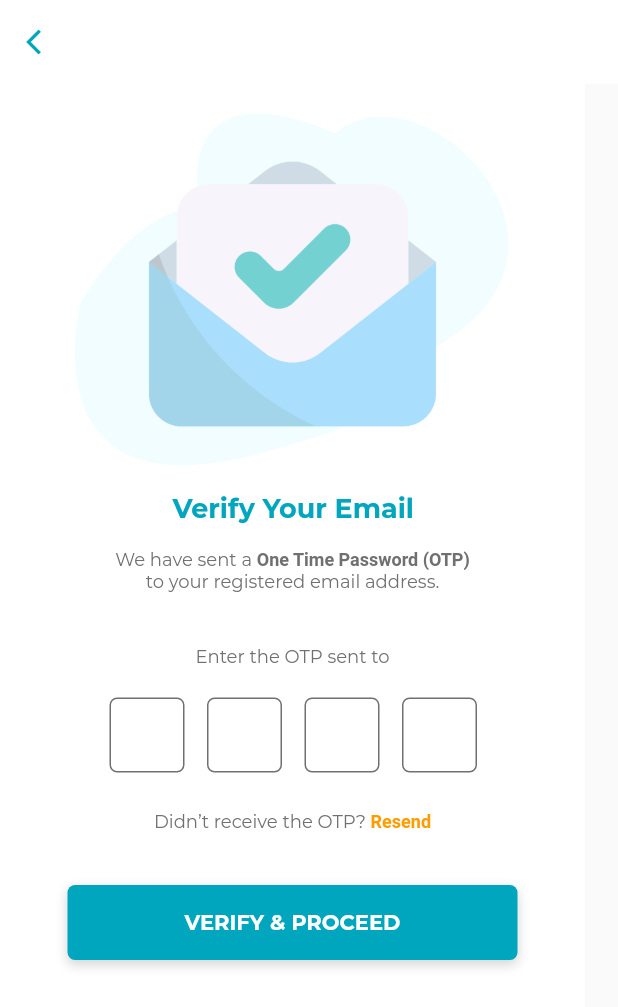
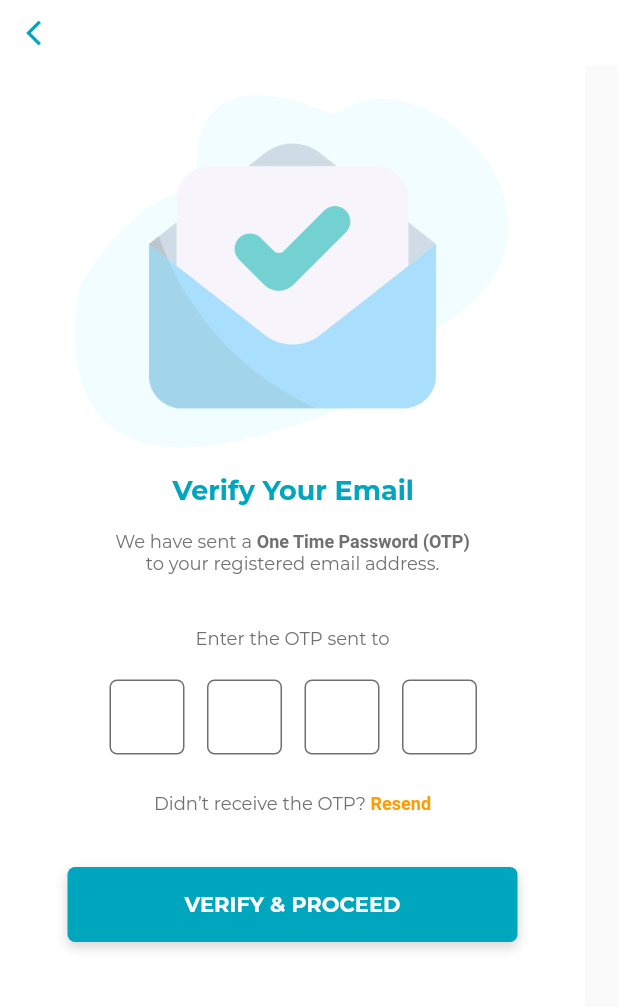
Before and after one commit to a87835546/resiklos, a Flutter app: the HomeVerifyEmail screen opened directly, on a phone screen of 412 x 824 dp. Shown: the top 1007 px of the screen. Run offline on Flutter 3.47's test engine with Material 2 defaults, Android fonts, the phone set to English and light mode, and no system bars; our stand-ins replace badges, country_picker, dio, dotted_border, flutter_datetime_picker, flutter_easyloading and 11 more; missing offline and left inert: adobe_xd, amazon_s3_cognito, flutter_login_facebook, qr_code_scanner; accounts and stored records are empty; network calls fail; project files that could hold a hidden picture were left out.

```diff
--- a/lib/rk_app_bar.dart
+++ b/lib/rk_app_bar.dart
@@ -1,3 +1,5 @@
+import 'dart:developer';
+
 import 'package:flutter/cupertino.dart';
 import 'package:flutter/material.dart';
 import 'package:resiklos/utils/navigator_util.dart';
@@ -5,18 +7,24 @@ import 'package:resiklos/utils/navigator_util.dart';
 class CustomAppBar extends StatelessWidget implements PreferredSizeWidget {
   final String title;
   final Color? bgColor;
+  final Widget? rightTitle;
 
-  const CustomAppBar({Key? key, required this.title, this.bgColor})
+  const CustomAppBar(
+      {Key? key, required this.title, this.bgColor, this.rightTitle})
       : super(key: key);
 
   @override
   Widget build(BuildContext context) {
-    return Container(
+    log("padding top ----->>>>${MediaQuery.of(context).padding.top}");
+    return MediaQuery.removePadding(
+        context: context,
+        removeTop: true,
+        child: Container(
           child: Container(
             color: bgColor ?? Colors.white,
             alignment: Alignment.center,
-        height: kToolbarHeight,
-        margin: EdgeInsets.only(top: MediaQuery.of(context).padding.top),
+            height: 44 + MediaQuery.of(context).padding.top,
+            padding: EdgeInsets.only(top: MediaQuery.of(context).padding.top),
             child: Row(
               children: [
                 GestureDetector(
@@ -37,7 +45,6 @@ class CustomAppBar extends StatelessWidget implements PreferredSizeWidget {
                 ),
                 Expanded(
                     child: Container(
-              margin: const EdgeInsets.only(right: 40),
                   alignment: Alignment.center,
                   child: Text(
                     title,
@@ -55,13 +62,13 @@ class CustomAppBar extends StatelessWidget implements PreferredSizeWidget {
                   },
                   child: Container(
                     width: 40,
-                child: null,
+                    child: rightTitle,
                   ),
                 ),
               ],
             ),
           ),
-    );
+        ));
   }
 
   @override
```
Also changed, not shown: lib/main.dart (+15 -9 lines), lib/utils/http_manager.dart (+7 -5 lines), pubspec.lock, 1 other file. Lines whose indentation alone changed are shown as unchanged.
